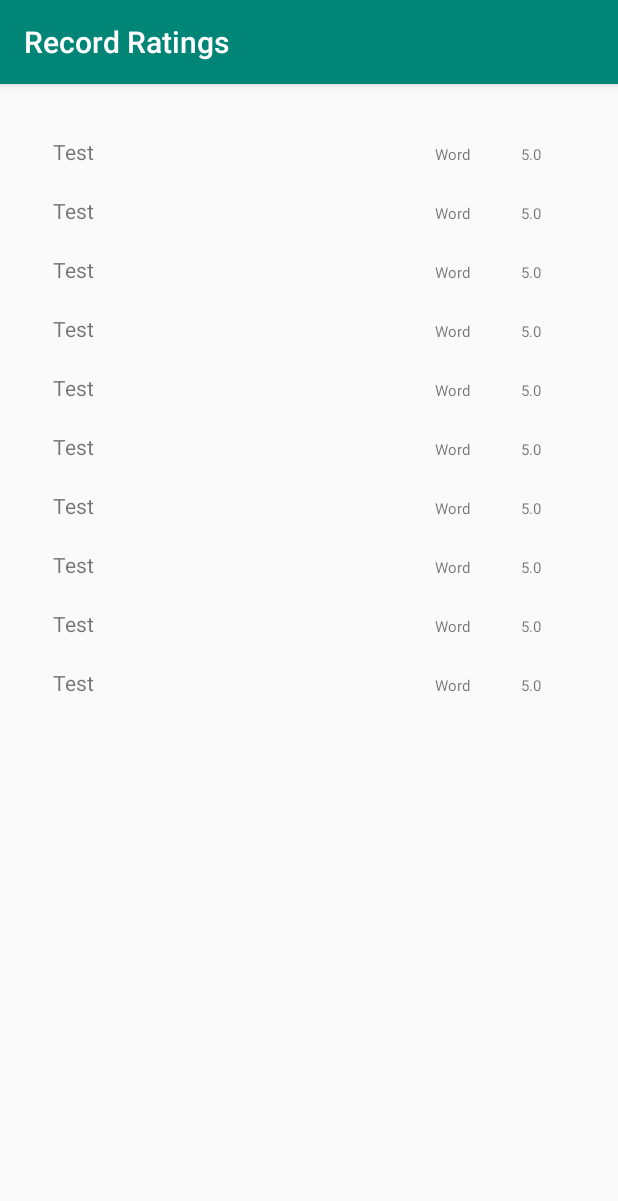
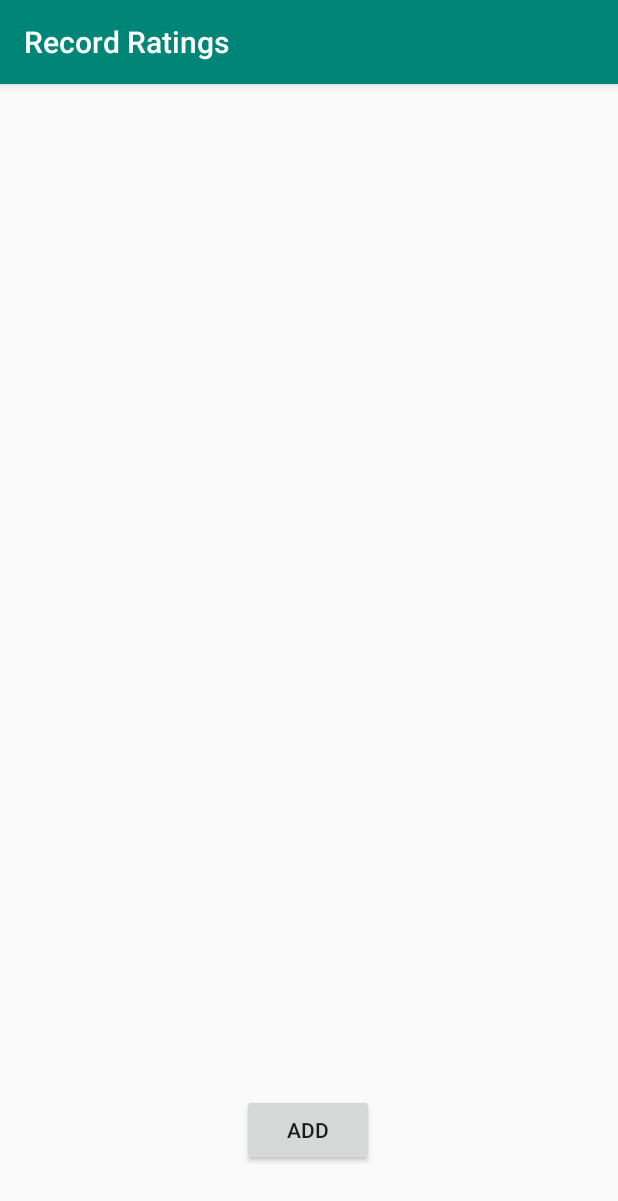
Before and after one commit to erboland12/Record-It, an Android app: the screen it shows after launch (MainActivity), on a phone screen of 412 x 824 dp. Shown: the top 1201 px of the screen. Run offline under Robolectric (Android 15) with nearby library versions, the phone set to English and light mode, and no system bars.

Commit message:
Implemented record adding front/back end

```diff
--- a/app/src/main/AndroidManifest.xml
+++ b/app/src/main/AndroidManifest.xml
@@ -9,6 +9,7 @@
         android:roundIcon="@mipmap/ic_launcher_round"
         android:supportsRtl="true"
         android:theme="@style/AppTheme">
+        <activity android:name=".AddRecord"></activity>
         <activity android:name=".MainActivity">
             <intent-filter>
                 <action android:name="android.intent.action.MAIN" />
--- a/app/src/main/java/com/example/recordratings/MainActivity.java
+++ b/app/src/main/java/com/example/recordratings/MainActivity.java
@@ -5,6 +5,9 @@ import androidx.recyclerview.widget.LinearLayoutManager;
 import androidx.recyclerview.widget.RecyclerView;
 
 import android.os.Bundle;
+import android.view.View;
+import android.widget.Button;
+import android.widget.TextView;
 
 import java.util.ArrayList;
 import java.util.HashSet;
@@ -12,17 +15,20 @@ import java.util.Hashtable;
 import java.util.List;
 
 public class MainActivity extends AppCompatActivity {
-    ArrayList<Records> records;
+    //Records global
+    public static ArrayList<Records> records = new ArrayList<>();
     Records r = new Records("Test", "Word", 5);
+
+    //Intent module call
     MovePage m = new MovePage();
-    Hashtable<String, Integer> titles = new Hashtable<String, Integer>();
+
+
     @Override
     protected void onCreate(Bundle savedInstanceState) {
         super.onCreate(savedInstanceState);
         setContentView(R.layout.activity_main);
 
         RecyclerView rvRecords = findViewById(R.id.rvRecords);
-        records = Records.createRecordsList(10, r);
 
         final RecordsAdapter adapter = new RecordsAdapter(records);
 
@@ -30,6 +36,11 @@ public class MainActivity extends AppCompatActivity {
         rvRecords.setLayoutManager(new LinearLayoutManager(this));
 
 
-
+        final Button button = findViewById(R.id.main_add_button);
+        button.setOnClickListener(new View.OnClickListener() {
+            public void onClick(View v){
+               m.moveActivity(MainActivity.this, AddRecord.class);
+            }
+        });
     }
 }
--- a/app/src/main/java/com/example/recordratings/MovePage.java
+++ b/app/src/main/java/com/example/recordratings/MovePage.java
@@ -15,5 +15,6 @@ public class MovePage {
         current.startActivity(intent);
     }
 
-    public int seven;
+
+
 }
--- a/app/src/main/java/com/example/recordratings/Records.java
+++ b/app/src/main/java/com/example/recordratings/Records.java
@@ -32,4 +32,9 @@ public class Records {
         }
         return recordsList;
     }
+
+    public static ArrayList<Records> addRecord(ArrayList<Records> list, Records r){
+        list.add(r);
+        return list;
+    }
 }
--- a/app/src/main/java/com/example/recordratings/RecordsAdapter.java
+++ b/app/src/main/java/com/example/recordratings/RecordsAdapter.java
@@ -59,10 +59,7 @@ public class RecordsAdapter extends
         TextView textView2 = viewHolder.artistTextView;
         textView2.setText(buf.getAritst());
         TextView textView3 = viewHolder.ratingTextView;
-        textView3.setText(Double.toString(buf.getRating()));
-//        Button button = (Button) viewHolder.itemView;
-//        button.setText(buf.getBirdUp() ? "Bird Up" : "Snail Down");
-//        button.setEnabled(buf.getBirdUp());
+        textView3.setText(Double.toString(buf.getRating()) + "/5");
     }
 
     // Returns the total count of items in the list
@@ -70,4 +67,5 @@ public class RecordsAdapter extends
     public int getItemCount() {
         return mRecords.size();
     }
+
 }
--- a/app/src/main/res/layout/activity_main.xml
+++ b/app/src/main/res/layout/activity_main.xml
@@ -15,6 +15,17 @@
         app:layout_constraintTop_toTopOf="parent"
         app:layout_constraintVertical_bias="0.095" />
 
+    <Button
+        android:id="@+id/main_add_button"
+        android:layout_width="wrap_content"
+        android:layout_height="wrap_content"
+        android:text="@string/main_add_button"
+        app:layout_constraintBottom_toBottomOf="parent"
+        app:layout_constraintEnd_toEndOf="parent"
+        app:layout_constraintHorizontal_bias="0.498"
+        app:layout_constraintStart_toStartOf="parent"
+        app:layout_constraintTop_toTopOf="parent"
+        app:layout_constraintVertical_bias="0.935" />
 
 
 </androidx.constraintlayout.widget.ConstraintLayout>
--- a/app/src/main/res/layout/record_item.xml
+++ b/app/src/main/res/layout/record_item.xml
@@ -3,8 +3,8 @@
     android:orientation="horizontal"
     android:layout_width="match_parent"
     android:layout_height="wrap_content"
-    android:paddingTop="10dp"
-    android:paddingBottom="10dp"
+    android:paddingTop="50dp"
+    android:paddingBottom="50dp"
     >
 
     <TextView
--- a/app/src/main/res/values/colors.xml
+++ b/app/src/main/res/values/colors.xml
@@ -3,4 +3,5 @@
     <color name="colorPrimary">#008577</color>
     <color name="colorPrimaryDark">#00574B</color>
     <color name="colorAccent">#D81B60</color>
+    <color name="gray">#D3D3D3</color>
 </resources>
--- a/app/src/main/res/values/strings.xml
+++ b/app/src/main/res/values/strings.xml
@@ -1,3 +1,8 @@
 <resources>
     <string name="app_name">Record Ratings</string>
+    <string name="main_add_button">Add</string>
+    <string name="add_record_title">Add Record</string>
+    <string name="add_record_album">Album Name</string>
+    <string name="add_record_artist">Artist</string>
+    <string name="add_record_rating">Rating</string>
 </resources>
```
Also changed, not shown: app/src/main/java/com/example/recordratings/AddRecord.java (added, +40 -0 lines), app/src/main/res/layout/activity_add_record.xml (added, +95 -0 lines).
